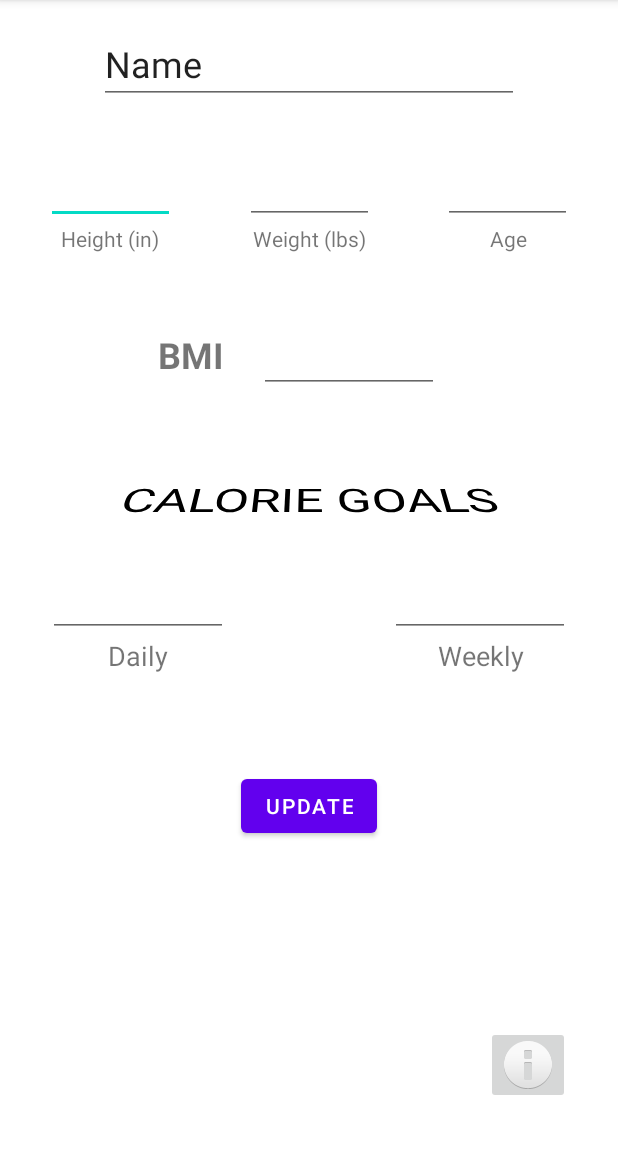
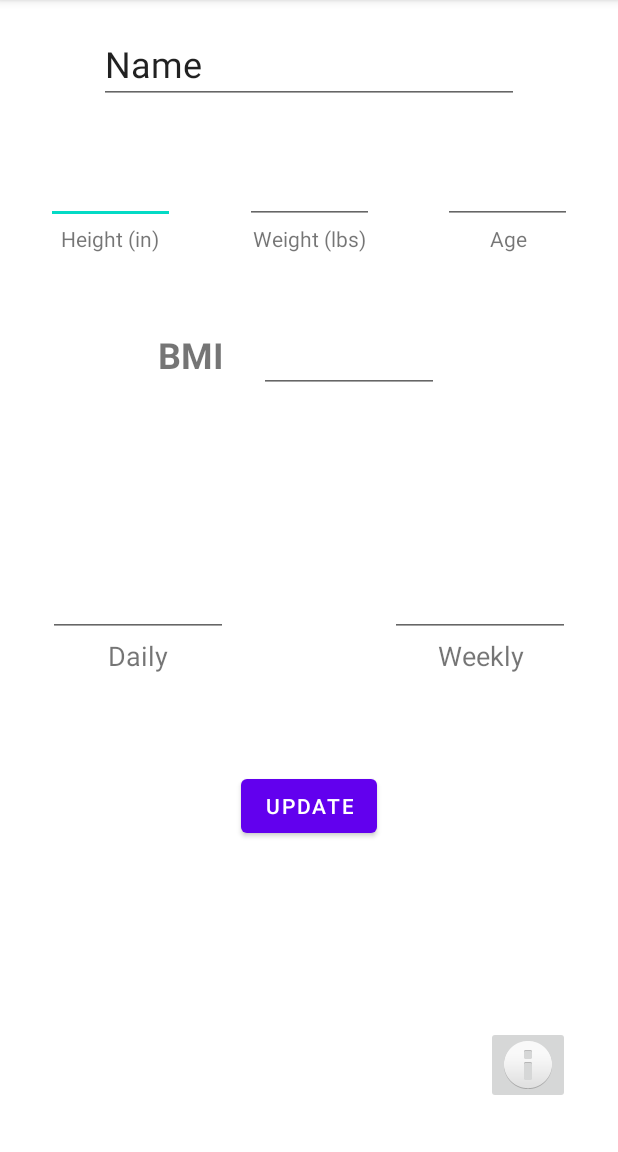
Before and after one commit to tombutlersings/FoodFight, an Android app: the acUserProfile screen opened directly, with no data from a screen before it, on a phone screen of 412 x 824 dp, the part 84-1236 px from its top. Run offline under Robolectric (Android 15) with nearby library versions, the phone set to English and light mode, and no system bars.

Commit message:
text color

```diff
--- a/app/build.gradle
+++ b/app/build.gradle
@@ -34,7 +34,7 @@ dependencies {
     implementation 'com.google.android.material:material:1.3.0'
     implementation 'androidx.constraintlayout:constraintlayout:2.0.4'
     implementation 'com.google.code.gson:gson:2.8.7'
-    testImplementation 'junit:junit:4.+'
+    testImplementation 'junit:junit:4.13.2'
     androidTestImplementation 'androidx.test.ext:junit:1.1.2'
     androidTestImplementation 'androidx.test.espresso:espresso-core:3.3.0'
 }
--- a/app/src/main/java/com/example/foodfight/ProfileHandler.java
+++ b/app/src/main/java/com/example/foodfight/ProfileHandler.java
@@ -9,10 +9,10 @@ import java.io.IOException;
 import java.util.Scanner;
 
 public class ProfileHandler {
-    static Gson gson = new Gson();
+    Gson gson = new Gson();
     //static Pro profile;
 
-    public static Profile getProfile() {
+    public Profile getProfile() {
         String data = "";
         try {
             File myObj = new File("profile.json");
@@ -29,7 +29,7 @@ public class ProfileHandler {
         return gson.fromJson(data, Profile.class);
     }
 
-    public static void setProfile(Profile profile) {
+    public void setProfile(Profile profile) {
 
         String save = gson.toJson(profile, Profile.class);
         //The next line calculates the bmi
--- a/app/src/main/java/com/example/foodfight/acUserProfile.java
+++ b/app/src/main/java/com/example/foodfight/acUserProfile.java
@@ -4,6 +4,7 @@ import androidx.appcompat.app.AppCompatActivity;
 import android.content.Intent;
 import android.os.Bundle;
 import android.view.View;
+import android.widget.TextView;
 
 /** Collects user's specifics for BMI calculation and
  *  calorie goal settings.  A button at the bottom navigates to
@@ -21,10 +22,12 @@ public class acUserProfile extends AppCompatActivity {
         setContentView(R.layout.activity_user_profile);
 
         //get values to display
-        //Profile profile = new ProfileHandler().getProfile();
+        Profile profile = new ProfileHandler().getProfile();
         //set display values
-        //TextView height = findViewById(R.id.numHeight);
-        //height.setText(profile.height);
+        TextView height = findViewById(R.id.numHeight);
+        String testNum = "";
+
+        height.setText(testNum);
 
 
     }
--- a/app/src/main/res/layout/activity_user_profile.xml
+++ b/app/src/main/res/layout/activity_user_profile.xml
@@ -89,7 +89,7 @@
         android:layout_marginTop="48dp"
         android:rotationX="51"
         android:text="@string/profile_label05"
-        android:textColor="@color/black"
+        android:textColor="@android:color/primary_text_dark"
         android:textSize="34sp"
         app:layout_constraintEnd_toEndOf="parent"
         app:layout_constraintHorizontal_bias="0.5"
```
